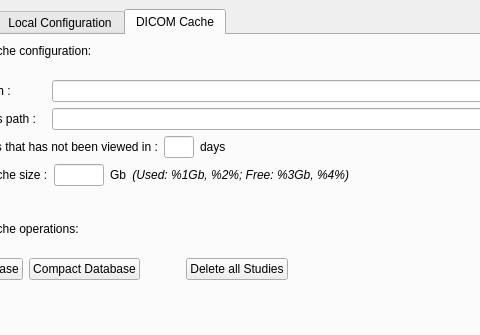
Qt form starviewer/src/inputoutput/qconfigurationscreenbase.ui (starviewer-medical/starviewer) before a commit; both pictures show x 114 to 594 and y 0 to 335 of the 848 by 616 pixel window.
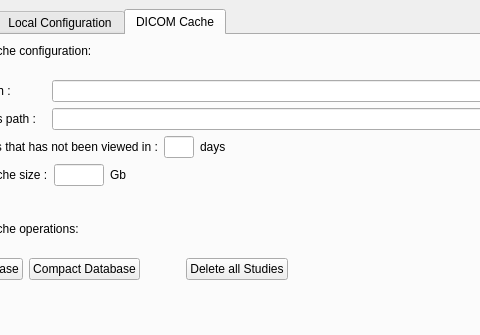
The same form after that commit. The open tabs and pages were chosen to show the change. Icons and pictures are not drawn.

Commit message: MERGE: De r1829 i r1896 on es soluciona el bug que no sortia correctament l'espai lliure de la cache del pacs com es comenta a #309

```diff
--- a/starviewer/src/inputoutput/qconfigurationscreenbase.ui
+++ b/starviewer/src/inputoutput/qconfigurationscreenbase.ui
@@ -1074,7 +1074,7 @@
              <item>
               <widget class="QLabel" name="m_cacheUtilization" >
                <property name="text" >
-                <string>&lt;i>(Used: %1Gb, %2%;  Free: %3Gb, %4%)&lt;/i></string>
+                <string/>
                </property>
                <property name="alignment" >
                 <set>Qt::AlignRight|Qt::AlignTrailing|Qt::AlignVCenter</set>
```
Left out of the diff: 2 changed lines with no effect on the pictures. The commit also changes 1 other file.
